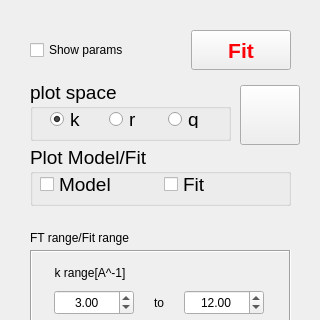
First picture: the form in ControlWidget.ui, repository yohey-uemura/EXAFSfit_with_silx, before the edit; both pictures show x 0 to 320 and y 0 to 320 of the 320 by 700 pixel window.
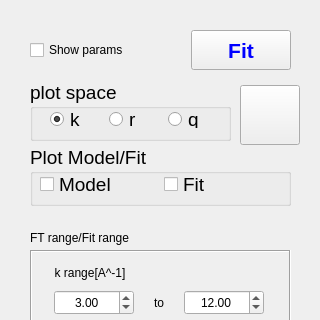
Second picture: the form after the edit. Icons and pictures are not drawn.

Diff of the .ui file:
```diff
--- a/ControlWidget.ui
+++ b/ControlWidget.ui
@@ -692,7 +692,7 @@
     </layout>
    </widget>
   </widget>
-  <widget class="QWidget" name="">
+  <widget class="QWidget" name="layoutWidget">
    <property name="geometry">
     <rect>
      <x>30</x>
@@ -754,7 +754,7 @@
        </font>
       </property>
       <property name="styleSheet">
-       <string notr="true">color: rgb(252, 1, 7);</string>
+       <string notr="true">color: rgb(0, 0, 255);</string>
       </property>
       <property name="text">
        <string>Fit</string>
```
